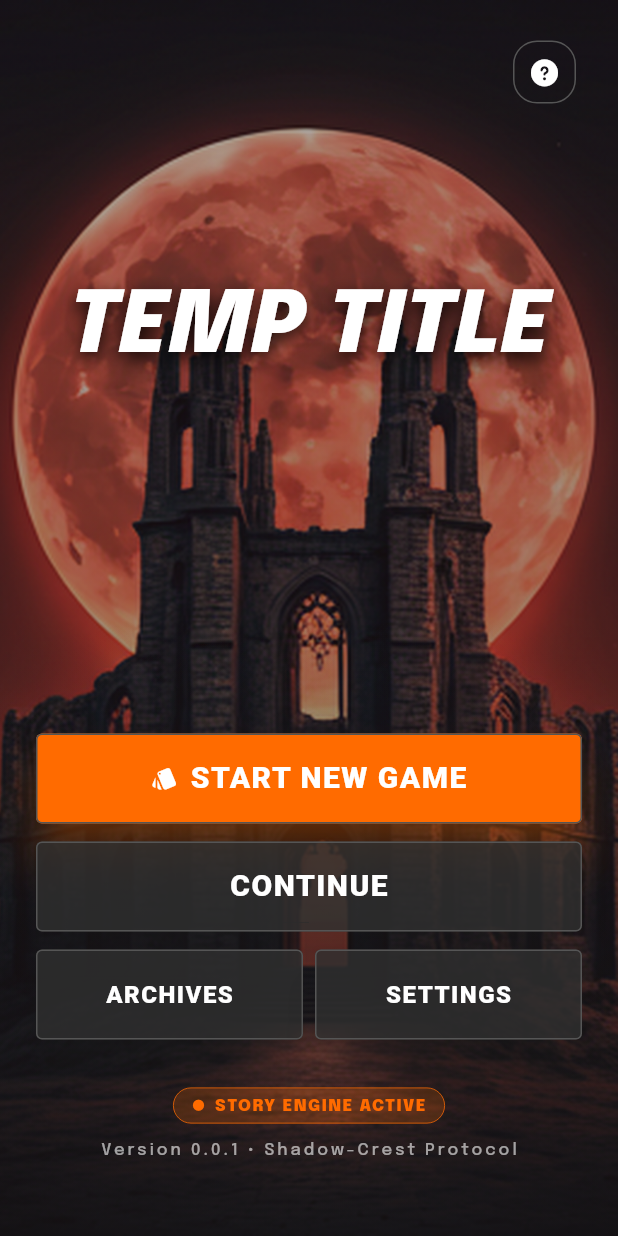
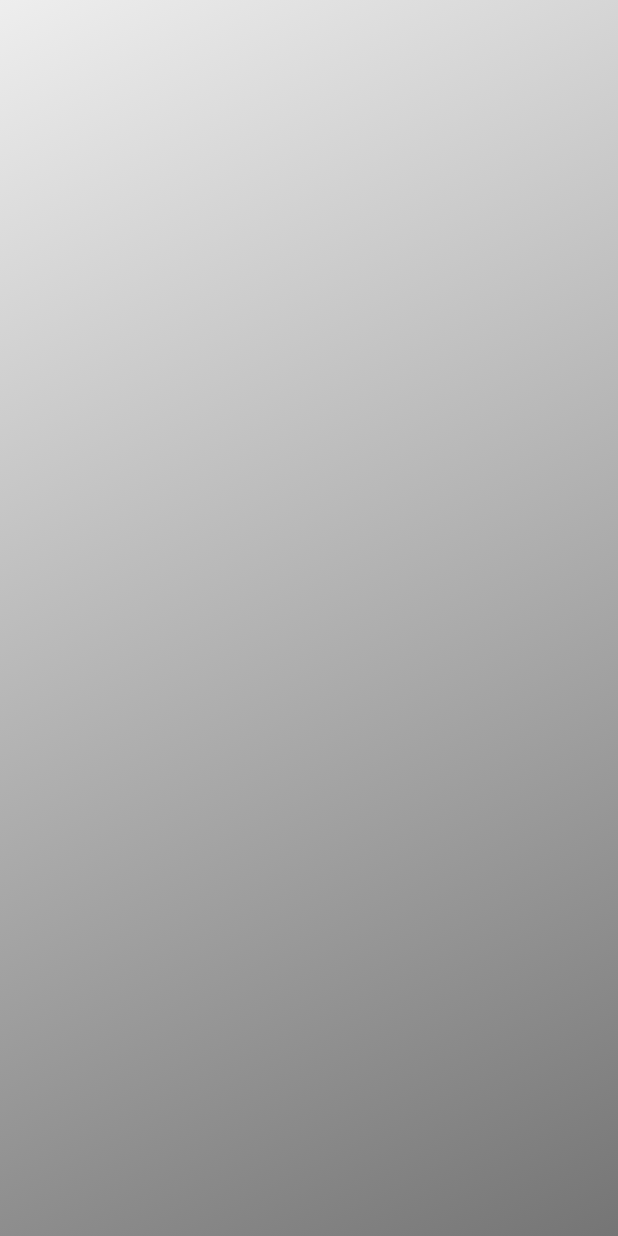
Before and after one commit to Yqzi/AdventureGame, a Flutter app: the screen it shows after launch, after a tap on "START NEW GAME", on a phone screen of 412 x 824 dp. Run offline on Flutter 3.47's test engine with Material 3 defaults, Android fonts, the phone set to English and light mode, and no system bars; our stand-ins replace equatable, flutter_bloc, font_awesome_flutter, google_fonts.

Commit message:
added app router

```diff
--- a/lib/components/buttons.dart
+++ b/lib/components/buttons.dart
@@ -3,7 +3,7 @@ import 'package:tes/colors.dart';
 
 OutlinedButton customOutlinedButton({
   required String title,
-  required Function onpressed,
+  required VoidCallback onpressed,
   IconData? icon,
   double fontsize = 20,
   double height = 60,
@@ -19,7 +19,7 @@ OutlinedButton customOutlinedButton({
     fixedSize: Size(0, height),
     splashFactory: NoSplash.splashFactory,
   ),
-  onPressed: () => onpressed,
+  onPressed: onpressed,
   child: Row(
     mainAxisAlignment: MainAxisAlignment.center,
     children: [
--- a/lib/main.dart
+++ b/lib/main.dart
@@ -1,5 +1,7 @@
 import 'package:flutter/material.dart';
+import 'package:tes/pages/map_page.dart';
 import 'package:tes/pages/start_page.dart';
+import 'package:tes/router.dart';
 
 void main() {
   runApp(const MyApp());
@@ -24,6 +26,9 @@ class MyHomePage extends StatefulWidget {
 class _MyHomePageState extends State<MyHomePage> {
   @override
   Widget build(BuildContext context) {
-    return StartPage();
+    return MaterialApp(
+      initialRoute: AppRouter.start,
+      onGenerateRoute: AppRouter.onGenerateRoute,
+    );
   }
 }
--- /dev/null
+++ b/lib/pages/map_page.dart
@@ -0,0 +1,34 @@
+import 'package:flutter/material.dart';
+
+class MapPage extends StatefulWidget {
+  const MapPage({super.key});
+
+  @override
+  State<MapPage> createState() => _MapPageState();
+}
+
+class _MapPageState extends State<MapPage> {
+  @override
+  Widget build(BuildContext context) {
+    return Scaffold(
+      body: Container(
+        decoration: BoxDecoration(
+          gradient: LinearGradient(
+            begin: Alignment.topLeft,
+            end: Alignment.bottomRight,
+            colors: [Colors.grey[200]!, Colors.grey[600]!],
+          ),
+        ),
+        child: Padding(
+          padding: const EdgeInsets.only(
+            top: 24,
+            bottom: 52,
+            left: 24,
+            right: 24,
+          ),
+          child: Container(),
+        ),
+      ),
+    );
+  }
+}
--- a/lib/pages/start_page.dart
+++ b/lib/pages/start_page.dart
@@ -4,6 +4,7 @@ import 'package:flutter/material.dart';
 import 'package:font_awesome_flutter/font_awesome_flutter.dart';
 import 'package:google_fonts/google_fonts.dart';
 import 'package:tes/components/buttons.dart';
+import 'package:tes/router.dart';
 import '/colors.dart';
 
 class StartPage extends StatefulWidget {
@@ -140,7 +141,9 @@ class _StartPageState extends State<StartPage> {
                       color: Color(0xFFFF6B00),
                       letterSpacing: 1,
                       icon: Icons.style,
-                      onpressed: () {},
+                      onpressed: () {
+                        Navigator.pushReplacementNamed(context, AppRouter.map);
+                      },
                     ),
                   ),
                   SizedBox(
--- /dev/null
+++ b/lib/router.dart
@@ -0,0 +1,22 @@
+import 'package:flutter/material.dart';
+import 'package:tes/pages/map_page.dart';
+import 'package:tes/pages/start_page.dart';
+
+class AppRouter {
+  static const start = '/start';
+  static const map = '/map';
+
+  static Route<dynamic> onGenerateRoute(RouteSettings settings) {
+    switch (settings.name) {
+      case start:
+        return MaterialPageRoute(builder: (_) => const StartPage());
+      case map:
+        return MaterialPageRoute(builder: (_) => const MapPage());
+      default:
+        return MaterialPageRoute(
+          builder: (_) =>
+              const Scaffold(body: Center(child: Text('404 – Page not found'))),
+        );
+    }
+  }
+}
```
